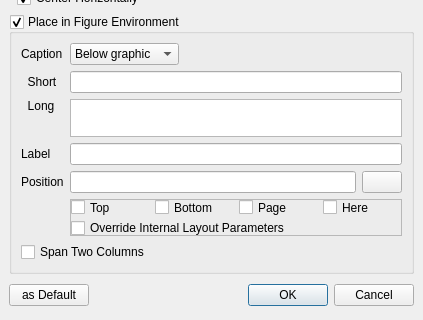
Qt form src/insertgraphics.ui (texstudio-org/texstudio) before a commit; both pictures show x 0 to 423 and y 200 to 520 of the 423 by 520 pixel window.
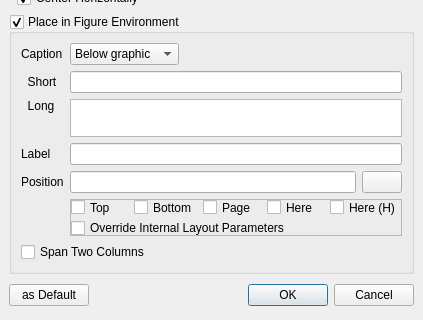
The same form after that commit. Icons and pictures are not drawn.

Commit message: add H to includegraphics dialog

Patch:
```diff
--- a/src/insertgraphics.ui
+++ b/src/insertgraphics.ui
@@ -349,7 +349,14 @@
            </property>
           </widget>
          </item>
-         <item row="1" column="0" colspan="4">
+         <item row="0" column="4">
+          <widget class="QCheckBox" name="cbPlaceHereFloatPackage">
+           <property name="text">
+            <string>Here (H)</string>
+           </property>
+          </widget>
+         </item>
+         <item row="1" column="0" colspan="5">
           <widget class="QCheckBox" name="cbPlaceForce">
            <property name="text">
             <string>Override Internal Layout Parameters</string>
```
The commit also changes 1 other file.
